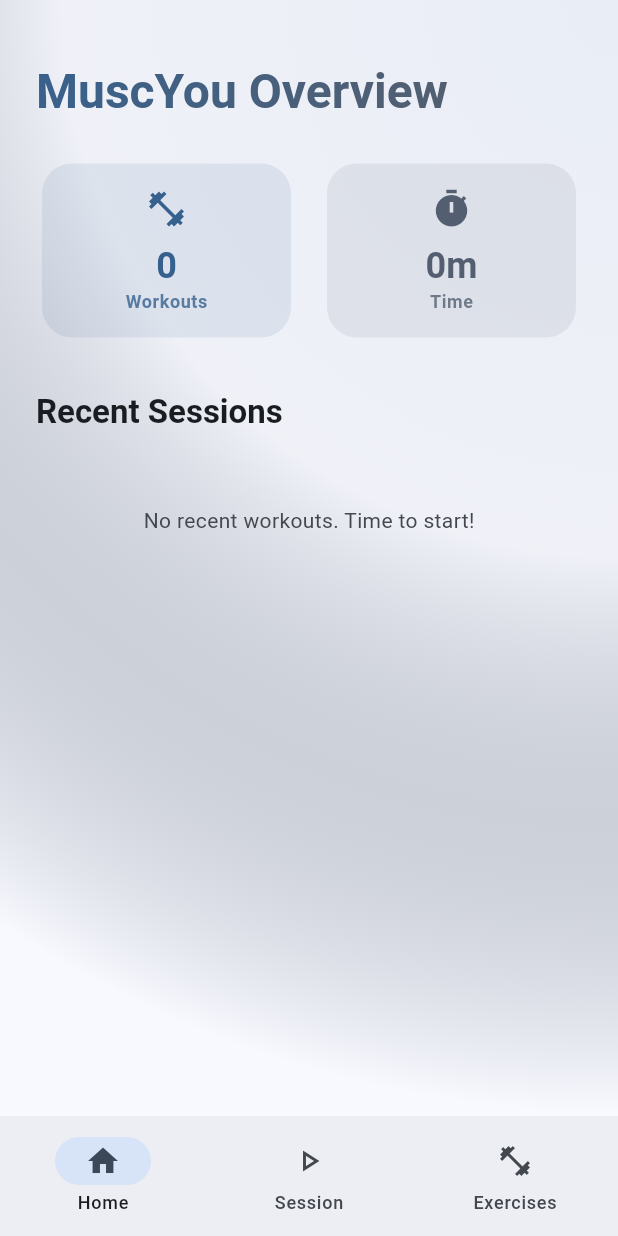
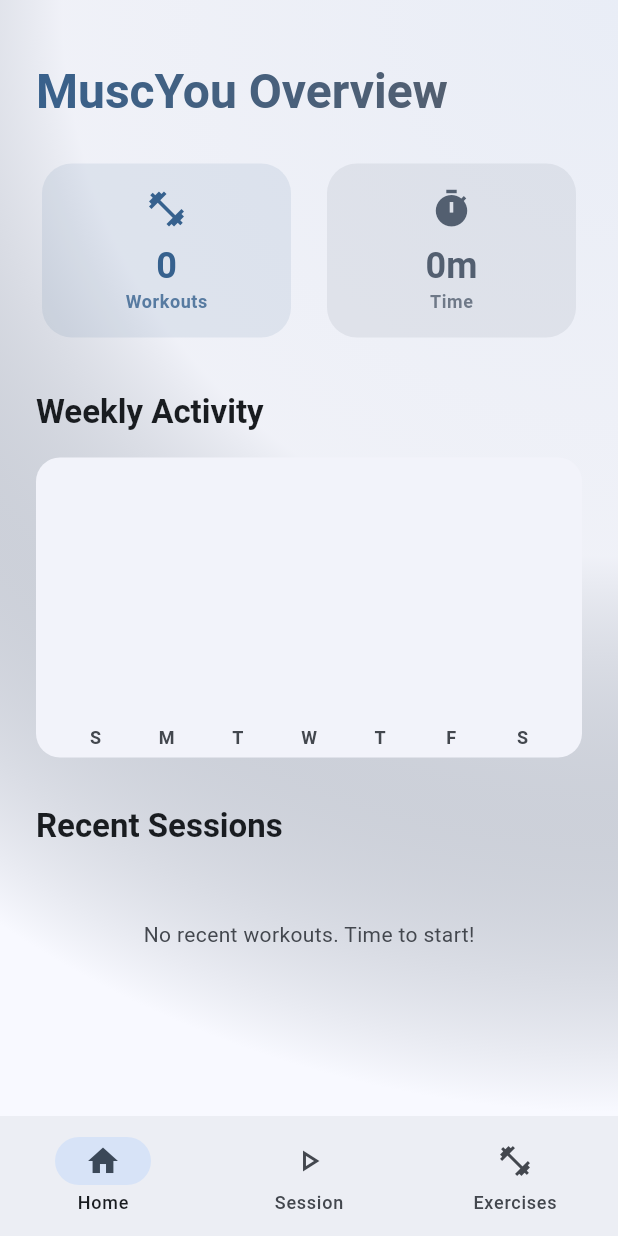
Before and after one commit to HenintsoaPaul/muscyou, a Flutter app: the screen it shows after launch, on a phone screen of 412 x 824 dp. Run offline on Flutter 3.47's test engine with Material 3 defaults, Android fonts, the phone set to English and light mode, and no system bars; drawn by our look-alikes of fl_chart; our stand-ins replace flutter_hooks, go_router, hive, hive_flutter, hooks_riverpod, sqflite; accounts and stored records are empty.

Commit message:
feat: Add weekly activity chart

```diff
--- a/lib/features/home/home_screen.dart
+++ b/lib/features/home/home_screen.dart
@@ -1,7 +1,9 @@
 import 'package:flutter/material.dart';
 import 'package:hooks_riverpod/hooks_riverpod.dart';
 import 'package:intl/intl.dart';
+import 'package:fl_chart/fl_chart.dart';
 import '../dashboard/dashboard_provider.dart';
+import 'performance_provider.dart';
 
 class HomeScreen extends ConsumerStatefulWidget {
   const HomeScreen({super.key});
@@ -72,6 +74,7 @@ class _HomeScreenState extends ConsumerState<HomeScreen>
     final theme = Theme.of(context);
     final size = MediaQuery.of(context).size;
     final dashboardState = ref.watch(dashboardProvider);
+    final performanceData = ref.watch(performanceProvider);
 
     return Scaffold(
       backgroundColor: theme.colorScheme.surface,
@@ -143,6 +146,21 @@ class _HomeScreenState extends ConsumerState<HomeScreen>
                               ),
                             ),
                           ],
+                        ),
+
+                        const SizedBox(height: 32),
+
+                        // Performance Section
+                        Text(
+                          'Weekly Activity',
+                          style: theme.textTheme.titleLarge?.copyWith(
+                            fontWeight: FontWeight.bold,
+                          ),
+                        ),
+                        const SizedBox(height: 16),
+                        _buildWeeklyChart(
+                          theme,
+                          performanceData.weeklyActivity,
                         ),
 
                         const SizedBox(height: 32),
@@ -231,6 +249,79 @@ class _HomeScreenState extends ConsumerState<HomeScreen>
     );
   }
 
+  Widget _buildWeeklyChart(
+    ThemeData theme,
+    List<DailyActivity> weeklyActivity,
+  ) {
+    return Container(
+      height: 200,
+      padding: const EdgeInsets.fromLTRB(16, 24, 16, 8),
+      decoration: BoxDecoration(
+        color: theme.colorScheme.surfaceContainerLow,
+        borderRadius: BorderRadius.circular(16),
+      ),
+      child: BarChart(
+        BarChartData(
+          alignment: BarChartAlignment.spaceAround,
+          maxY: 5,
+          barTouchData: BarTouchData(enabled: false),
+          titlesData: FlTitlesData(
+            show: true,
+            bottomTitles: AxisTitles(
+              sideTitles: SideTitles(
+                showTitles: true,
+                getTitlesWidget: (value, meta) {
+                  final index = value.toInt();
+                  if (index < 0 || index >= weeklyActivity.length) {
+                    return const SizedBox();
+                  }
+                  final date = weeklyActivity[index].date;
+                  return Padding(
+                    padding: const EdgeInsets.only(top: 8),
+                    child: Text(
+                      DateFormat('E').format(date)[0],
+                      style: TextStyle(
+                        color: theme.colorScheme.onSurfaceVariant,
+                        fontSize: 12,
+                        fontWeight: FontWeight.bold,
+                      ),
+                    ),
+                  );
+                },
+              ),
+            ),
+            leftTitles: const AxisTitles(
+              sideTitles: SideTitles(showTitles: false),
+            ),
+            topTitles: const AxisTitles(
+              sideTitles: SideTitles(showTitles: false),
+            ),
+            rightTitles: const AxisTitles(
+              sideTitles: SideTitles(showTitles: false),
+            ),
+          ),
+          gridData: const FlGridData(show: false),
+          borderData: FlBorderData(show: false),
+          barGroups: weeklyActivity.asMap().entries.map((entry) {
+            return BarChartGroupData(
+              x: entry.key,
+              barRods: [
+                BarChartRodData(
+                  toY: entry.value.sessionCount.toDouble(),
+                  color: theme.colorScheme.primary,
+                  width: 16,
+                  borderRadius: const BorderRadius.vertical(
+                    top: Radius.circular(4),
+                  ),
+                ),
+              ],
+            );
+          }).toList(),
+        ),
+      ),
+    );
+  }
+
   Widget _buildAnimatedBackground(Size size, ThemeData theme) {
     return AnimatedContainer(
       duration: const Duration(seconds: 4),
@@ -241,8 +332,8 @@ class _HomeScreenState extends ConsumerState<HomeScreen>
           center: Alignment.topRight,
           radius: 1.8,
           colors: [
-            theme.colorScheme.primary.withOpacity(0.08),
-            theme.colorScheme.secondary.withOpacity(0.05),
+            theme.colorScheme.primary.withValues(alpha: 0.08),
+            theme.colorScheme.secondary.withValues(alpha: 0.05),
             theme.colorScheme.surface,
           ],
         ),
@@ -292,7 +383,7 @@ class ConfettiPainter extends CustomPainter {
       final rotation = t * 6.28;
       final scale = (1 - t) * 0.8 + 0.2;
 
-      final color = colors[i % colors.length].withOpacity(1 - t);
+      final color = colors[i % colors.length].withValues(alpha: 1 - t);
 
       canvas.save();
       canvas.translate(x, y);
@@ -329,7 +420,7 @@ class _SummaryCard extends StatelessWidget {
   Widget build(BuildContext context) {
     return Card(
       elevation: 0,
-      color: color.withOpacity(0.1),
+      color: color.withValues(alpha: 0.1),
       shape: RoundedRectangleBorder(borderRadius: BorderRadius.circular(20)),
       child: Padding(
         padding: const EdgeInsets.all(16.0),
@@ -347,7 +438,7 @@ class _SummaryCard extends StatelessWidget {
             Text(
               title,
               style: Theme.of(context).textTheme.bodySmall?.copyWith(
-                color: color.withOpacity(0.8),
+                color: color.withValues(alpha: 0.8),
                 fontWeight: FontWeight.bold,
               ),
             ),
--- /dev/null
+++ b/lib/features/home/performance_provider.dart
@@ -0,0 +1,107 @@
+import 'package:hooks_riverpod/hooks_riverpod.dart';
+import 'package:muscyou/data/models/session.dart';
+import '../../data/repositories/local_repository.dart';
+
+class PerformanceData {
+  final List<DailyActivity> weeklyActivity;
+  final Map<String, List<ExerciseProgress>> exerciseProgress;
+
+  PerformanceData({
+    required this.weeklyActivity,
+    required this.exerciseProgress,
+  });
+}
+
+class DailyActivity {
+  final DateTime date;
+  final int sessionCount;
+
+  DailyActivity(this.date, this.sessionCount);
+}
+
+class ExerciseProgress {
+  final DateTime date;
+  final double value; // Can be reps or weight/duration if we add more
+  final String label;
+
+  ExerciseProgress({
+    required this.date,
+    required this.value,
+    required this.label,
+  });
+}
+
+final performanceProvider = Provider<PerformanceData>((ref) {
+  final repository = ref.watch(localRepositoryProvider);
+  final sessions = repository.getSessions();
+
+  // 1. Calculate Weekly Activity (Last 7 days)
+  final now = DateTime.now();
+  final weeklyActivity = List.generate(7, (index) {
+    final date = DateTime(
+      now.year,
+      now.month,
+      now.day,
+    ).subtract(Duration(days: 6 - index));
+    final count = sessions.where((s) {
+      if (s.startTimestamp == null) return false;
+      return s.startTimestamp!.year == date.year &&
+          s.startTimestamp!.month == date.month &&
+          s.startTimestamp!.day == date.day;
+    }).length;
+    return DailyActivity(date, count);
+  });
+
+  // 2. Calculate Exercise Progress
+  final Map<String, List<ExerciseProgress>> exerciseProgress = {};
+
+  // Sort sessions by date
+  final sortedSessions = List<Session>.from(sessions)
+    ..sort(
+      (a, b) => (a.startTimestamp ?? DateTime(0)).compareTo(
+        b.startTimestamp ?? DateTime(0),
+      ),
+    );
+
+  for (final session in sortedSessions) {
+    if (session.startTimestamp == null) continue;
+
+    for (final exercise in session.exercises) {
+      if (!exercise.isCompleted) continue;
+
+      final progressList = exerciseProgress.putIfAbsent(
+        exercise.name,
+        () => [],
+      );
+
+      // We prioritize repetitions for progress, fall back to duration
+      double value = 0.0;
+      String label = '';
+
+      if (exercise.repetitionsActual != null &&
+          exercise.repetitionsActual! > 0) {
+        value = exercise.repetitionsActual!.toDouble();
+        label = 'Reps';
+      } else if (exercise.durationActual != null &&
+          exercise.durationActual! > 0) {
+        value = exercise.durationActual!.toDouble();
+        label = 'Seconds';
+      }
+
+      if (value > 0) {
+        progressList.add(
+          ExerciseProgress(
+            date: session.startTimestamp!,
+            value: value,
+            label: label,
+          ),
+        );
+      }
+    }
+  }
+
+  return PerformanceData(
+    weeklyActivity: weeklyActivity,
+    exerciseProgress: exerciseProgress,
+  );
+});
```
